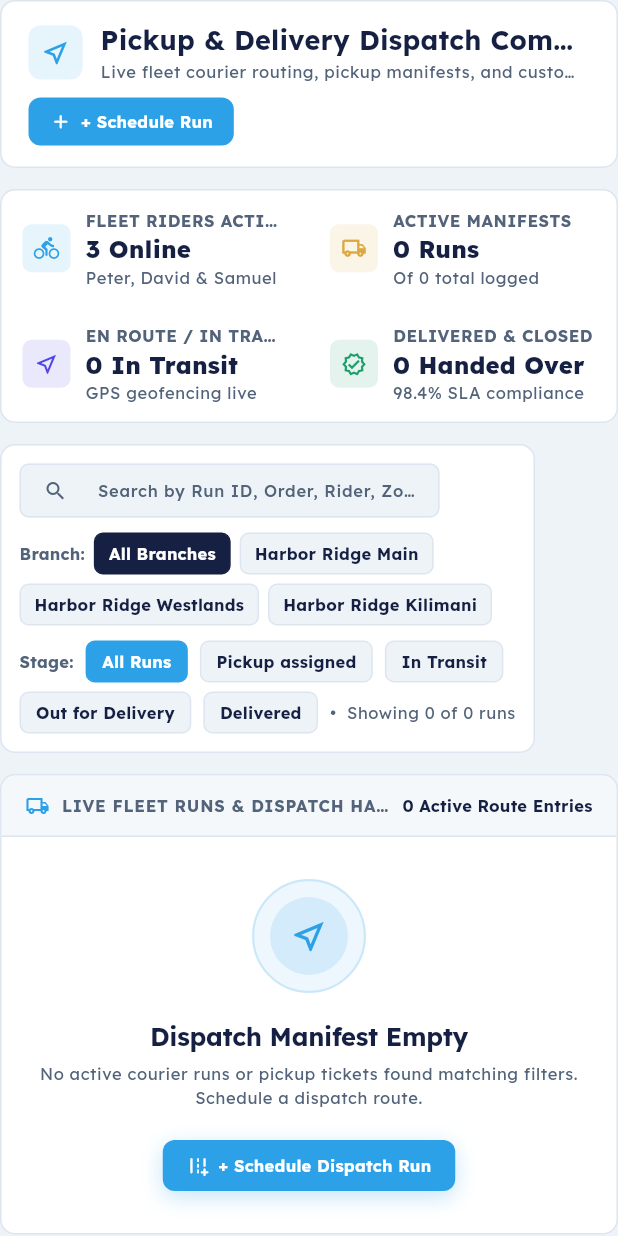
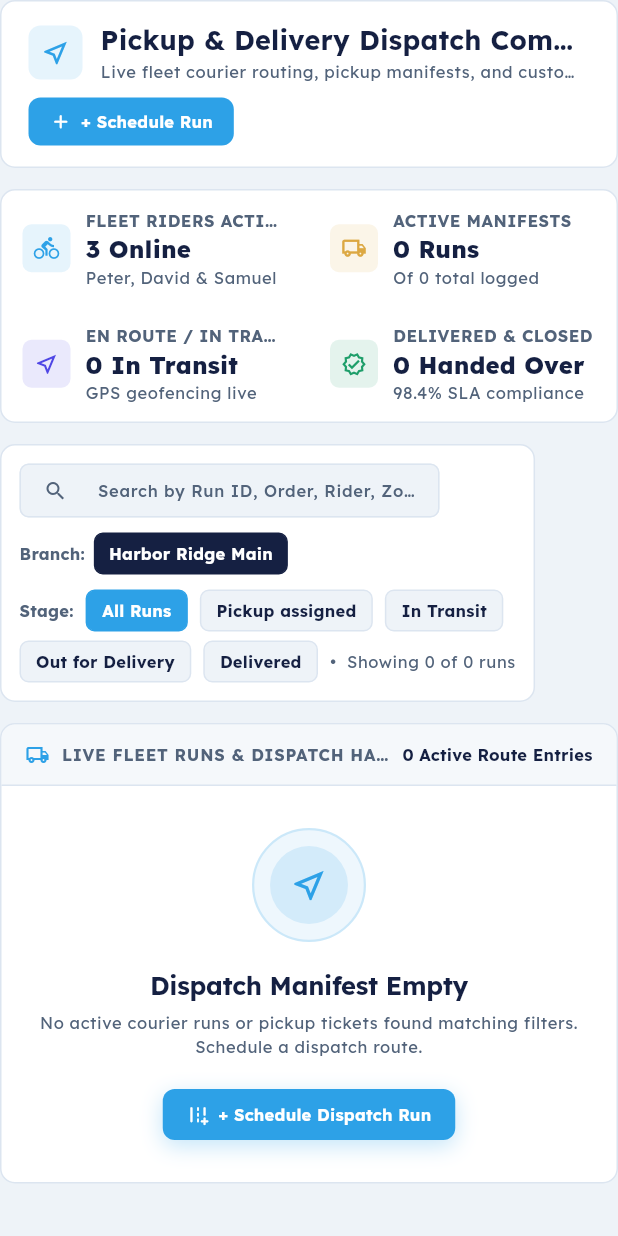
Before and after one commit to mutugileo/Harborridge-Laundry, a Flutter app: the DispatchView widget shown alone on an empty page, opened directly, on a phone screen of 412 x 824 dp. Run offline on Flutter 3.47's test engine with Material 3 defaults, Android fonts, the phone set to English and light mode, and no system bars; our stand-ins replace flutter_riverpod, google_fonts, image_picker, shared_preferences, supabase_flutter; accounts and stored records are empty.

Commit message:
fix(branch): restrict system to the single registered branch (Harbor Ridge Main)

```diff
--- a/lib/features/dispatch/presentation/dispatch_view.dart
+++ b/lib/features/dispatch/presentation/dispatch_view.dart
@@ -74,14 +74,11 @@ class _DispatchViewState extends ConsumerState<DispatchView> {
   ];
 
   static const List<String> _branches = [
-    'All Branches',
     'Harbor Ridge Main',
-    'Harbor Ridge Westlands',
-    'Harbor Ridge Kilimani',
   ];
 
   String _selectedStageFilter = 'All Runs';
-  String _selectedBranchFilter = 'All Branches';
+  String _selectedBranchFilter = 'Harbor Ridge Main';
   String _searchQuery = '';
   String? _feedbackBanner;
   bool _showSchedulePanel = false;
@@ -756,11 +753,8 @@ class _DispatchViewState extends ConsumerState<DispatchView> {
                       fontWeight: FontWeight.w600,
                       color: colors.textPrimary,
                     ),
-                    items:
-                        const [
+                    items: const [
                       'Harbor Ridge Main',
-                              'Harbor Ridge Westlands',
-                              'Harbor Ridge Kilimani',
                     ]
                         .map(
                           (b) => DropdownMenuItem(value: b, child: Text(b)),
--- a/lib/features/orders/data/orders_repository.dart
+++ b/lib/features/orders/data/orders_repository.dart
@@ -106,7 +106,7 @@ class MockOrdersRepository implements OrdersRepository {
       customerPhone: '+254 722 891 023',
       assignedStaff: 'Clara M.',
       primaryService: 'Wash & Iron',
-      vendorBranch: 'Harbor Ridge Kilimani',
+      vendorBranch: 'Harbor Ridge Main',
       displayAmount: 'KES 3,850',
       paymentStatusLabel: 'Partial',
       processingStageLabel: 'Processing',
@@ -192,7 +192,7 @@ class MockOrdersRepository implements OrdersRepository {
       customerPhone: '+254 733 482 190',
       assignedStaff: 'Marcus T.',
       primaryService: 'Dry Cleaning',
-      vendorBranch: 'Harbor Ridge Westlands',
+      vendorBranch: 'Harbor Ridge Main',
       displayAmount: 'KES 2,800',
       paymentStatusLabel: 'Paid',
       processingStageLabel: 'Cleaning',
@@ -358,7 +358,7 @@ class MockOrdersRepository implements OrdersRepository {
       customerPhone: '+254 720 890 331',
       assignedStaff: 'Clara M.',
       primaryService: 'Wet Wash',
-      vendorBranch: 'Harbor Ridge Kilimani',
+      vendorBranch: 'Harbor Ridge Main',
       displayAmount: 'KES 2,140',
       paymentStatusLabel: 'Paid',
       processingStageLabel: 'Delivered',
--- a/lib/features/orders/data/supabase_orders_repository.dart
+++ b/lib/features/orders/data/supabase_orders_repository.dart
@@ -152,16 +152,7 @@ class SupabaseOrdersRepository implements OrdersRepository {
   static String _cleanMethod(String method) =>
       method.replaceAll('[', '').replaceAll(']', '').trim();
 
-  static String _sanitizeBranch(String? raw) {
-    if (raw == null || raw.trim().isEmpty) return 'Harbor Ridge Main';
-    final trimmed = raw.trim();
-    if (trimmed.toLowerCase().contains('laundrygo')) {
-      return 'Harbor Ridge Main';
-    }
-    return trimmed
-        .replaceAll('Harborridge', 'Harbor Ridge')
-        .replaceAll('Harbor Ridge • Getathuru Road', 'Harbor Ridge Main');
-  }
+  static String _sanitizeBranch(String? raw) => 'Harbor Ridge Main';
 
   /// Runs a query and turns database errors into messages staff can act on.
   static Future<T> _guard<T>(Future<T> Function() run) async {
--- a/lib/features/orders/presentation/orders_page_view.dart
+++ b/lib/features/orders/presentation/orders_page_view.dart
@@ -381,9 +381,6 @@ class OrdersPageView extends StatelessWidget {
                 const DropdownMenuItem(value: null, child: Text('Vendor: All')),
                 for (final v in {
                   'Harbor Ridge Main',
-                  'Harbor Ridge Westlands',
-                  'Harbor Ridge Kilimani',
-                  'Ridge Eco-Cleaners',
                   if (state.vendorFilter != null) state.vendorFilter!,
                 })
                   DropdownMenuItem(value: v, child: Text('Vendor: $v')),
--- a/lib/features/reports/presentation/reports_view.dart
+++ b/lib/features/reports/presentation/reports_view.dart
@@ -20,7 +20,7 @@ class ReportsView extends ConsumerStatefulWidget {
 class _ReportsViewState extends ConsumerState<ReportsView> {
   String _selectedPeriod = 'Nov 2026';
   String _selectedChartMetric = 'Revenue';
-  String _selectedBranchFilter = 'All Branches';
+  String _selectedBranchFilter = 'Harbor Ridge Main';
   String? _exportMessage;
 
   static const List<String> _periods = [
@@ -31,21 +31,10 @@ class _ReportsViewState extends ConsumerState<ReportsView> {
   ];
 
   static const List<String> _branches = [
-    'All Branches',
     'Harbor Ridge Main',
-    'Harbor Ridge Westlands',
-    'Harbor Ridge Kilimani',
   ];
 
-  static String _cleanBranchName(String raw) {
-    final trimmed = raw.trim();
-    if (trimmed.isEmpty || trimmed.toLowerCase().contains('laundrygo')) {
-      return 'Harbor Ridge Main';
-    }
-    return trimmed
-        .replaceAll('Harborridge', 'Harbor Ridge')
-        .replaceAll('Harbor Ridge • Getathuru Road', 'Harbor Ridge Main');
-  }
+  static String _cleanBranchName(String raw) => 'Harbor Ridge Main';
 
   @override
   Widget build(BuildContext context) {
@@ -142,11 +131,7 @@ class _ReportsViewState extends ConsumerState<ReportsView> {
       _ => revenueRatios,
     };
 
-    final filteredBranches = _selectedBranchFilter == 'All Branches'
-        ? branchPerformance
-        : branchPerformance
-              .where((b) => b.branch == _selectedBranchFilter)
-              .toList();
+    final filteredBranches = branchPerformance;
 
     final screenWidth = MediaQuery.sizeOf(context).width;
     final isMobile = screenWidth < 768.0;
--- a/lib/features/services/presentation/admin_services_catalog_view.dart
+++ b/lib/features/services/presentation/admin_services_catalog_view.dart
@@ -83,10 +83,7 @@ class _AdminServicesCatalogViewState
   ];
 
   static const List<String> _branches = [
-    'Harbor Ridge • Getathuru Road',
     'Harbor Ridge Main',
-    'Harbor Ridge Westlands',
-    'Harbor Ridge Kilimani',
   ];
 
   static const List<String> _deliveryMethods = [
@@ -113,7 +110,7 @@ class _AdminServicesCatalogViewState
 
   GarmentServiceSection _selectedSection = GarmentServiceSection.all;
   String _selectedServiceType = 'Wash & Iron';
-  String _selectedBranch = 'Harbor Ridge • Getathuru Road';
+  String _selectedBranch = 'Harbor Ridge Main';
   String _selectedDeliveryMethod = 'Branch walk-in';
   String _selectedRider = 'Unassigned';
   String _selectedPaymentStatus = 'Paid';
--- a/lib/features/settlements/presentation/settlements_view.dart
+++ b/lib/features/settlements/presentation/settlements_view.dart
@@ -123,11 +123,7 @@ class _SettlementsViewState extends ConsumerState<SettlementsView> {
   late final TextEditingController _accountNumberController;
 
   static const List<String> _branchOptions = [
-    'All Branches',
     'Harbor Ridge Main',
-    'Harbor Ridge Westlands',
-    'Harbor Ridge Kilimani',
-    'Harbor Ridge Central Hub',
   ];
 
   late List<_SettlementBatchRecord> _batches = const [];
@@ -782,8 +778,6 @@ class _SettlementsViewState extends ConsumerState<SettlementsView> {
                 children: [
                   for (final branch in [
                     'Harbor Ridge Main',
-                    'Harbor Ridge Westlands',
-                    'Harbor Ridge Kilimani',
                   ]) ...[
                     InteractivePressScale(
                       onTap: () => setState(() => _newBatchBranch = branch),
--- a/lib/features/staff/presentation/staff_view.dart
+++ b/lib/features/staff/presentation/staff_view.dart
@@ -28,8 +28,6 @@ class _StaffViewState extends ConsumerState<StaffView> {
 
   static const List<String> _branchOptions = [
     'Harbor Ridge Main',
-    'Harbor Ridge Westlands',
-    'Harbor Ridge Kilimani',
   ];
 
   late final TextEditingController _nameController;
--- a/lib/features/vendors/presentation/vendors_view.dart
+++ b/lib/features/vendors/presentation/vendors_view.dart
@@ -676,7 +676,7 @@ class _VendorsViewState extends ConsumerState<VendorsView> {
                   style: const TextStyle(fontSize: 12.0),
                   decoration: InputDecoration(
                     labelText: 'Branch Name',
-                    hintText: 'Harbor Ridge Karen',
+                    hintText: 'Harbor Ridge Main',
                     labelStyle: TextStyle(
                       fontSize: 11.0,
                       color: colors.textSecondary,
@@ -728,7 +728,7 @@ class _VendorsViewState extends ConsumerState<VendorsView> {
                   style: const TextStyle(fontSize: 12.0),
                   decoration: InputDecoration(
                     labelText: 'Hub Location',
-                    hintText: 'Karen Hub • Shopping Centre',
+                    hintText: 'Getathuru Road • Kabete Plaza',
                     labelStyle: TextStyle(
                       fontSize: 11.0,
                       color: colors.textSecondary,
```
Lines whose indentation alone changed are shown as unchanged.
